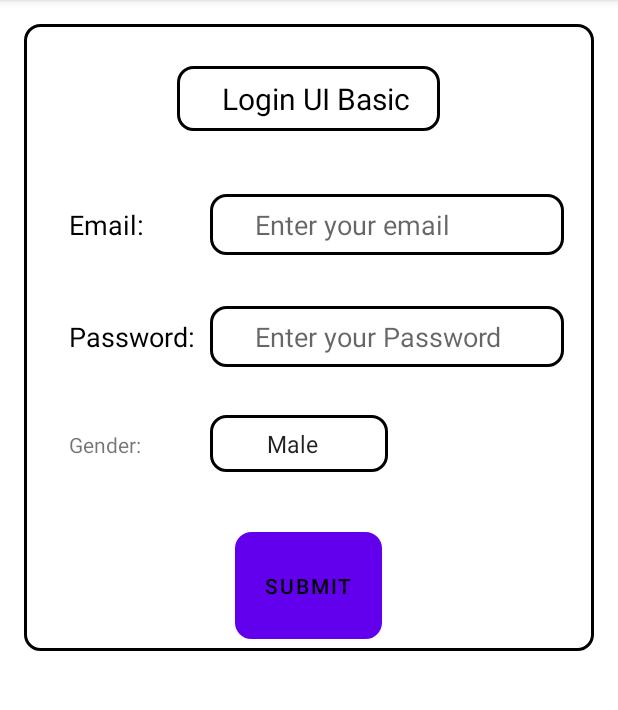
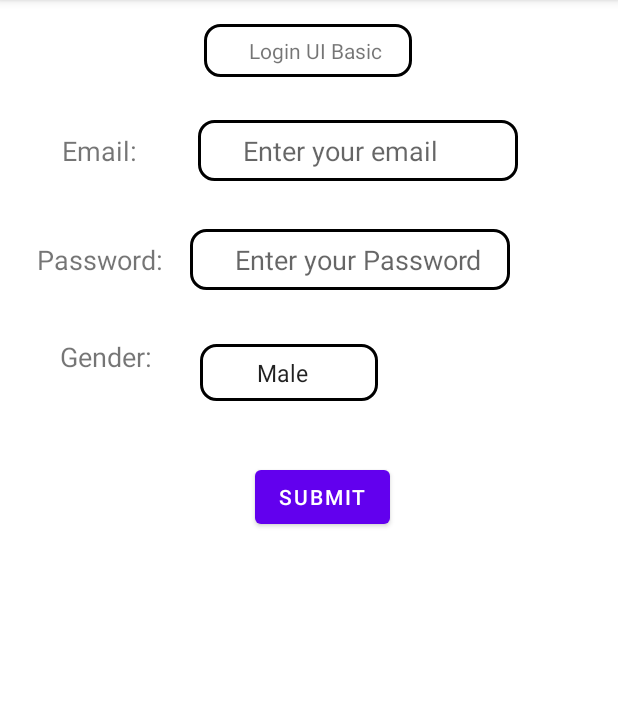
Before and after one commit to Rajan123stha/Android_dev, an Android app: the screen it shows after launch (MainActivity), on a phone screen of 412 x 824 dp, the part 84-794 px from its top. Run offline under Robolectric (Android 15) with nearby library versions, the phone set to English and light mode, and no system bars.

Commit message:
constraint layout

```diff
--- a/app/src/main/res/layout/activity_main.xml
+++ b/app/src/main/res/layout/activity_main.xml
@@ -1,115 +1,119 @@
 <?xml version="1.0" encoding="utf-8"?>
-<RelativeLayout xmlns:android="http://schemas.android.com/apk/res/android"
+<androidx.constraintlayout.widget.ConstraintLayout xmlns:android="http://schemas.android.com/apk/res/android"
+    xmlns:app="http://schemas.android.com/apk/res-auto"
     xmlns:tools="http://schemas.android.com/tools"
     android:id="@+id/main"
     android:layout_width="match_parent"
     android:layout_height="match_parent"
-    tools:context=".MainActivity"
-    android:padding="16dp"
+
     >
 
-    <RelativeLayout
-        android:layout_width="wrap_content"
-        android:layout_height="wrap_content"
-        android:background="@drawable/borders"
-
-        tools:ignore="ExtraText">
 
     <TextView
         android:id="@+id/title"
         android:layout_width="wrap_content"
         android:layout_height="wrap_content"
-            android:textSize="20sp"
-            android:layout_centerHorizontal="true"
+        android:layout_marginTop="16dp"
+        android:background="@drawable/borders"
+
         android:text="@string/login_ui_basic"
-            android:layout_marginTop="20dp"
-            android:textColor="@color/black"
-            android:background="@drawable/borders"/>
-        />
+        app:layout_constraintEnd_toEndOf="parent"
+        app:layout_constraintHorizontal_bias="0.498"
+        app:layout_constraintStart_toStartOf="parent"
+        app:layout_constraintTop_toTopOf="parent" />
 
     <TextView
         android:id="@+id/email_label"
         android:layout_width="wrap_content"
         android:layout_height="wrap_content"
+        android:layout_marginTop="88dp"
+        android:text="@string/email"
         android:textSize="18sp"
-            android:layout_below="@+id/title"
-            android:text="@string/email"
-            android:layout_alignParentStart="true"
-            android:layout_marginTop="50dp"
-            android:textColor="@color/black"
-            />
+        app:layout_constraintEnd_toEndOf="parent"
+        app:layout_constraintHorizontal_bias="0.115"
+        app:layout_constraintStart_toStartOf="parent"
+        app:layout_constraintTop_toTopOf="parent" />
+
     <EditText
         android:id="@+id/email_input"
-            android:layout_width="match_parent"
+        android:layout_width="wrap_content"
         android:layout_height="wrap_content"
-            android:layout_toEndOf="@+id/email_label"
-            android:layout_alignBaseline="@id/email_label"
+        android:layout_marginTop="80dp"
+        android:background="@drawable/borders"
+        android:ems="10"
         android:hint="@string/enter_your_email"
-            android:layout_marginTop="8dp"
-
-            android:background="@drawable/borders"
-            android:layout_alignStart="@id/password_input"
-            />
+        android:inputType="textEmailAddress"
+        app:layout_constraintEnd_toEndOf="parent"
+        app:layout_constraintHorizontal_bias="0.381"
+        app:layout_constraintStart_toEndOf="@+id/email_label"
+        app:layout_constraintTop_toTopOf="parent"
+        tools:ignore="MissingConstraints" />
 
     <TextView
         android:id="@+id/password_label"
         android:layout_width="wrap_content"
         android:layout_height="wrap_content"
+        android:layout_marginTop="48dp"
+        android:text="@string/password"
         android:textSize="18sp"
-            android:text="@string/password"
-            android:layout_below="@+id/email_label"
-            android:layout_marginTop="50dp"
-            android:textColor="@color/black"
-            />
+        app:layout_constraintEnd_toEndOf="parent"
+        app:layout_constraintHorizontal_bias="0.076"
+        app:layout_constraintStart_toStartOf="parent"
+        app:layout_constraintTop_toBottomOf="@+id/email_label"
+        tools:ignore="MissingConstraints" />
 
     <EditText
         android:id="@+id/password_input"
-            android:layout_width="match_parent"
+        android:layout_width="wrap_content"
         android:layout_height="wrap_content"
-            android:autofillHints=""
+        android:layout_marginTop="32dp"
+        android:layout_marginEnd="72dp"
+        android:background="@drawable/borders"
+        android:ems="10"
         android:hint="@string/enter_your_password"
-            android:layout_toEndOf="@id/password_label"
-            android:layout_alignBaseline="@id/password_label"
-            android:layout_marginStart="10dp"
-            android:background="@drawable/borders"
+        android:inputType="textPassword"
+        app:layout_constraintEnd_toEndOf="parent"
+        app:layout_constraintHorizontal_bias="1.0"
+        app:layout_constraintStart_toEndOf="@+id/password_label"
+        app:layout_constraintTop_toBottomOf="@+id/email_input"
+        tools:ignore="MissingConstraints" />
 
-            />
     <TextView
         android:id="@+id/gender_label"
         android:layout_width="wrap_content"
         android:layout_height="wrap_content"
+        android:layout_marginStart="40dp"
+        android:layout_marginTop="40dp"
         android:text="@string/gender"
-            android:layout_below="@id/password_label"
-            android:layout_marginTop="50dp"
+        android:textSize="18sp"
+        app:layout_constraintStart_toStartOf="parent"
+        app:layout_constraintTop_toBottomOf="@+id/password_label"
+        tools:ignore="MissingConstraints" />
 
-            />
     <Spinner
         android:id="@+id/gender_spinner"
         android:layout_width="wrap_content"
         android:layout_height="wrap_content"
+        android:layout_marginTop="36dp"
+        android:layout_marginEnd="140dp"
+        android:background="@drawable/borders"
         android:entries="@array/genders"
-            android:layout_toEndOf="@id/gender_label"
-            android:layout_alignBaseline="@id/gender_label"
-            android:background="@drawable/borders"
-            android:layout_alignStart="@id/password_input"
-
-            />
+        app:layout_constraintEnd_toEndOf="parent"
+        app:layout_constraintHorizontal_bias="0.614"
+        app:layout_constraintStart_toEndOf="@+id/gender_label"
+        app:layout_constraintTop_toBottomOf="@+id/password_input"
+        tools:ignore="MissingConstraints" />
 
     <Button
         android:id="@+id/submit_btn"
         android:layout_width="wrap_content"
         android:layout_height="wrap_content"
-            android:layout_below="@id/gender_spinner"
-            android:layout_centerHorizontal="true"
         android:layout_marginTop="40dp"
-            android:background="@drawable/borders"
-            android:padding="20dp"
         android:text="@string/submit"
-            android:textColor="@color/black"
+        app:layout_constraintEnd_toEndOf="parent"
+        app:layout_constraintHorizontal_bias="0.528"
+        app:layout_constraintStart_toStartOf="parent"
+        app:layout_constraintTop_toBottomOf="@+id/gender_spinner"
+        tools:ignore="MissingConstraints" />
 
-
-            />
-    </RelativeLayout>
-
-
-</RelativeLayout>
+</androidx.constraintlayout.widget.ConstraintLayout>
```
Lines whose indentation alone changed are shown as unchanged.
